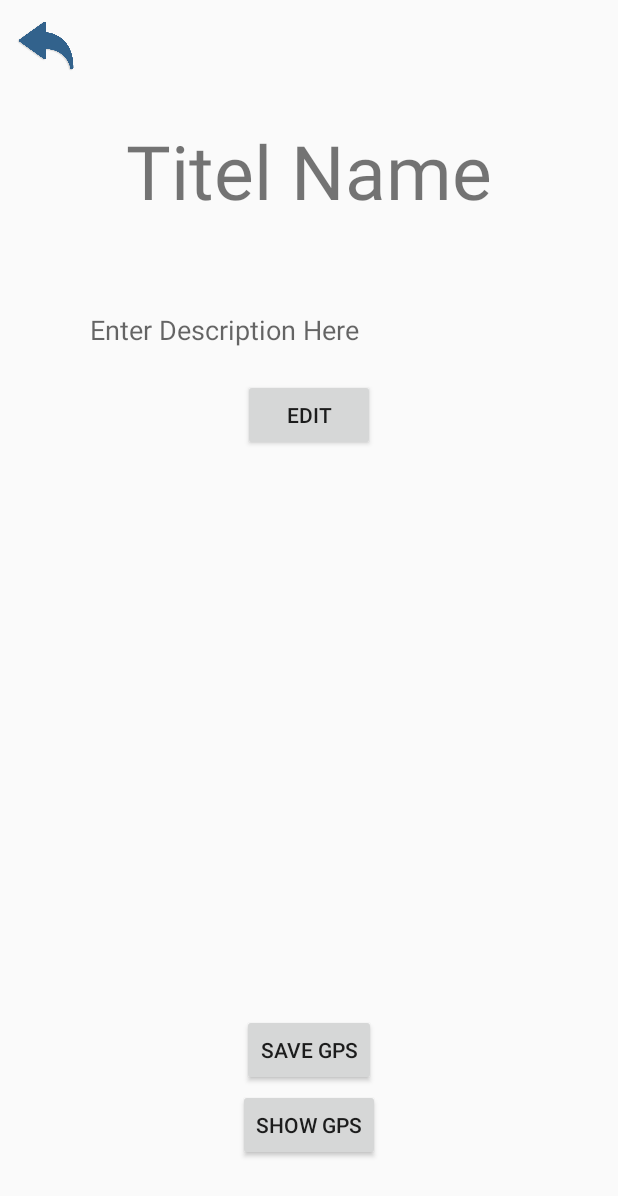
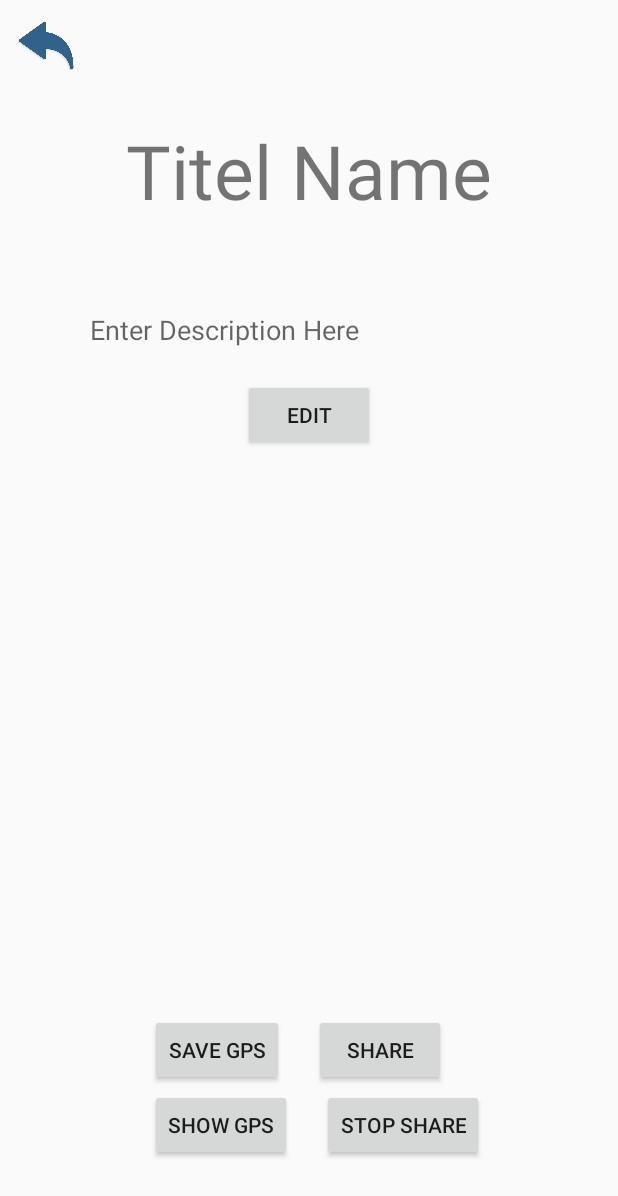
Before and after one commit to LinusIlbratt/familyshoppingapp, an Android app: the fragment HiddenGemDetailFragment shown on its own in the app's theme, on a phone screen of 412 x 824 dp. Shown: the top 1196 px of the screen. Run offline under Robolectric (Android 15) with nearby library versions, the phone set to English and light mode, and no system bars; our stand-ins replace Firebase (no records; nobody signed in at launch, a user with empty details on screens opened directly); 3 statements that could not run were skipped.

Commit message:
share button and stop share button now works and the data field isShared changes to true or false in firestore

```diff
--- a/app/src/main/res/layout/fragment_hidden_gem_detail.xml
+++ b/app/src/main/res/layout/fragment_hidden_gem_detail.xml
@@ -74,19 +74,40 @@
         android:id="@+id/btn_save_gps"
         android:layout_width="wrap_content"
         android:layout_height="wrap_content"
+        android:layout_marginStart="100dp"
         android:layout_marginBottom="100dp"
         android:text="Save GPS"
         app:layout_constraintBottom_toBottomOf="parent"
-        app:layout_constraintEnd_toEndOf="parent"
         app:layout_constraintStart_toStartOf="parent" />
 
     <Button
         android:id="@+id/btn_show_gps"
         android:layout_width="wrap_content"
         android:layout_height="wrap_content"
+        android:layout_marginStart="100dp"
         android:layout_marginBottom="50dp"
         android:text="Show GPS"
         app:layout_constraintBottom_toBottomOf="parent"
-        app:layout_constraintEnd_toEndOf="parent"
         app:layout_constraintStart_toStartOf="parent" />
+
+    <Button
+        android:id="@+id/btn_share_public"
+        android:layout_width="wrap_content"
+        android:layout_height="wrap_content"
+        android:layout_marginStart="20dp"
+        android:layout_marginBottom="100dp"
+        android:text="@string/share_with_public"
+        app:layout_constraintBottom_toBottomOf="parent"
+        app:layout_constraintStart_toEndOf="@+id/btn_save_gps" />
+
+    <Button
+        android:id="@+id/btn_stop_sharing_public"
+        android:layout_width="wrap_content"
+        android:layout_height="wrap_content"
+        android:layout_marginStart="20dp"
+        android:layout_marginBottom="50dp"
+        android:text="Stop Share"
+        app:layout_constraintBottom_toBottomOf="parent"
+        app:layout_constraintStart_toEndOf="@+id/btn_show_gps" />
+
 </androidx.constraintlayout.widget.ConstraintLayout>
--- a/app/src/main/res/values/strings.xml
+++ b/app/src/main/res/values/strings.xml
@@ -7,4 +7,5 @@
     <string name="create_new_shoppinglist">Create new shoppinglist</string>
     <string name="my_hidden_gems">My Hidden Gems</string>
     <string name="find_car">Find Car</string>
+    <string name="share_with_public">Share</string>
 </resources>
```
Also changed, not shown: app/src/main/java/com/example/familyshoppingapp/HiddenGem.kt (+7 -1 lines), app/src/main/java/com/example/familyshoppingapp/HiddenGemDetailFragment.kt (+63 -0 lines).
